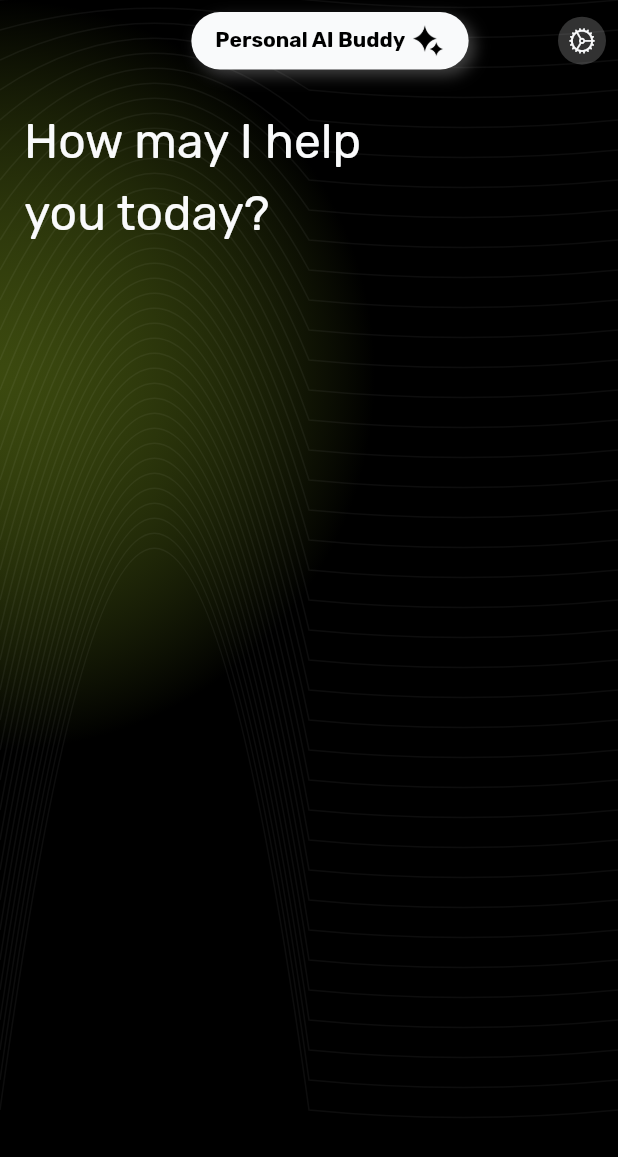
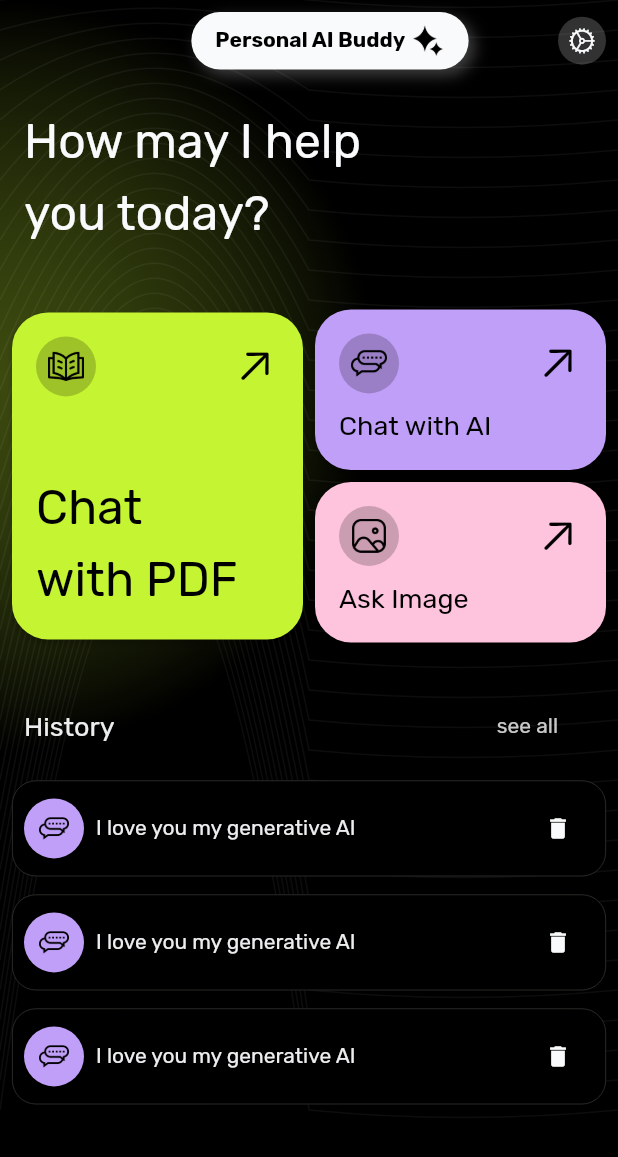
Before and after one commit to Wamitinewton/chat_buddy, a Flutter app: the HomePage screen opened by its route, on a phone screen of 412 x 824 dp. Shown: the top 1157 px of the screen. Run offline on Flutter 3.47's test engine with Material 3 defaults, Android fonts, the phone set to English and light mode, and no system bars; our stand-ins replace flutter_riverpod, flutter_secure_storage, go_router, google_fonts, loggy, lottie; accounts and stored records are empty.

Commit message:
home UI complete

```diff
--- a/lib/feature/home/home_page.dart
+++ b/lib/feature/home/home_page.dart
@@ -2,6 +2,8 @@ import 'package:athena_ai/core/config/assets_constants.dart';
 import 'package:athena_ai/core/extension/context.dart';
 import 'package:athena_ai/core/util/securestorage.dart';
 import 'package:athena_ai/feature/home/widgets/background_curves_painter.dart';
+import 'package:athena_ai/feature/home/widgets/card_button.dart';
+import 'package:athena_ai/feature/home/widgets/history_item.dart';
 import 'package:athena_ai/feature/welcome/widgets/api_key_bottom_sheet.dart';
 import 'package:flutter/cupertino.dart';
 import 'package:flutter/material.dart';
@@ -93,9 +95,7 @@ class _HomePageState extends ConsumerState<HomePage> {
                           CupertinoIcons.settings,
                           size: 18,
                         ),
-                        style: IconButton.styleFrom(
-                          padding: EdgeInsets.zero
-                        ),
+                        style: IconButton.styleFrom(padding: EdgeInsets.zero),
                         onPressed: () async {
                           final apiKey = await Securestorage().getApiKey();
                           final TextEditingController apiKeyController =
@@ -116,7 +116,7 @@ class _HomePageState extends ConsumerState<HomePage> {
                     )
                   ],
                 ),
-               const SizedBox(
+                const SizedBox(
                   height: 16,
                 ),
                 Padding(
@@ -126,13 +126,113 @@ class _HomePageState extends ConsumerState<HomePage> {
                     child: Text(
                       'How may I help\nyou today?',
                       style: Theme.of(context)
-                      .textTheme
-                      .bodyLarge!
-                      .copyWith(fontSize: 32),
+                          .textTheme
+                          .bodyLarge!
+                          .copyWith(fontSize: 32),
                     ),
                   ),
                 ),
-                const SizedBox(height: 32,)
+                const SizedBox(
+                  height: 32,
+                ),
+                Row(
+                  children: [
+                    Expanded(
+                        child: CardButton(
+                      title: 'Chat\nwith PDF',
+                      color: context.colorScheme.primary,
+                      imagePath: AssetConstants.pdfLogo,
+                      isMainButton: true,
+                      onPressed: () {},
+                    )),
+                    const SizedBox(
+                      width: 8,
+                    ),
+                    Expanded(
+                        child: Column(
+                      children: [
+                        CardButton(
+                          title: 'Chat with AI',
+                          color: context.colorScheme.secondary,
+                          imagePath: AssetConstants.textLogo,
+                          isMainButton: false,
+                          onPressed: () {},
+                        ),
+                        const SizedBox(
+                          height: 8,
+                        ),
+                        CardButton(
+                          title: 'Ask Image',
+                          color: context.colorScheme.tertiary,
+                          imagePath: AssetConstants.imageLogo,
+                          isMainButton: false,
+                          onPressed: () {},
+                        )
+                      ],
+                    ))
+                  ],
+                ),
+                const SizedBox(
+                  height: 32,
+                ),
+                Column(
+                  crossAxisAlignment: CrossAxisAlignment.start,
+                  children: [
+                    Padding(
+                      padding: const EdgeInsets.symmetric(horizontal: 8),
+                      child: Row(
+                        mainAxisAlignment: MainAxisAlignment.spaceBetween,
+                        children: [
+                          Text(
+                            'History',
+                            style: Theme.of(context)
+                                .textTheme
+                                .bodyLarge!
+                                .copyWith(
+                                    fontWeight: FontWeight.w400,
+                                    fontSize: 18,
+                                    color: Theme.of(context)
+                                        .colorScheme
+                                        .onPrimary
+                                        .withOpacity(0.95)),
+                          ),
+                          TextButton(
+                            onPressed: (){},
+                            child: Text(
+                              'see all',
+                              style: Theme.of(context)
+                              .textTheme
+                              .bodyLarge!
+                              .copyWith(
+                                fontWeight: FontWeight.w400,
+                                fontSize: 14,
+                                color: Theme.of(context)
+                                .colorScheme
+                                .onSurface
+                                .withOpacity(0.8)
+                              ),
+                            )
+                            )
+                        ],
+                      ),
+                    ),
+                    const SizedBox(height: 8,),
+                    ListView.separated(
+                      shrinkWrap: true,
+                      physics: const NeverScrollableScrollPhysics(),
+                      itemCount: 3,
+                      itemBuilder: (context, index){
+                        return HistoryItem(
+                          label: 'I love you my generative AI',
+                          imagePath: AssetConstants.textLogo,
+                          color: context.colorScheme.secondary,
+                        );
+                      },
+                      separatorBuilder: (_, __) =>
+                      const SizedBox(height: 4,),
+                      )
+                  ],
+                )
               ],
             ),
           )
--- /dev/null
+++ b/lib/feature/home/widgets/history_item.dart
@@ -0,0 +1,66 @@
+import 'package:athena_ai/core/extension/context.dart';
+import 'package:flutter/material.dart';
+
+class HistoryItem extends StatelessWidget {
+  const HistoryItem(
+      {super.key,
+      required this.label,
+      required this.imagePath,
+      required this.color});
+
+  final String label;
+  final String imagePath;
+  final Color color;
+
+  @override
+  Widget build(BuildContext context) {
+    return Padding(
+      padding: const EdgeInsets.symmetric(vertical: 4),
+      child: ElevatedButton(
+        onPressed: () {},
+        style: ElevatedButton.styleFrom(
+            backgroundColor: context.colorScheme.surface,
+            foregroundColor: color,
+            elevation: 0,
+            shape: RoundedRectangleBorder(
+                borderRadius: BorderRadius.circular(16),
+                side:
+                    BorderSide(color: context.colorScheme.outline, width: 0.5)),
+            padding: const EdgeInsets.all(8)),
+        child: Row(
+          mainAxisAlignment: MainAxisAlignment.spaceBetween,
+          children: [
+            CircleAvatar(
+              backgroundColor: color,
+              child: Padding(
+                padding: const EdgeInsets.all(10),
+                child: Image.asset(imagePath),
+              ),
+            ),
+            const SizedBox(
+              width: 8,
+            ),
+            Expanded(
+                child: Text(
+              label,
+              maxLines: 1,
+              overflow: TextOverflow.ellipsis,
+              style: context.textTheme.bodyMedium!.copyWith(
+                  color: Theme.of(context)
+                      .colorScheme
+                      .onPrimary
+                      .withOpacity(0.95)),
+            )),
+            IconButton(
+              onPressed: () {},
+              icon: Icon(
+                Icons.delete,
+                color: context.colorScheme.onSurface,
+              ),
+            )
+          ],
+        ),
+      ),
+    );
+  }
+}
```
